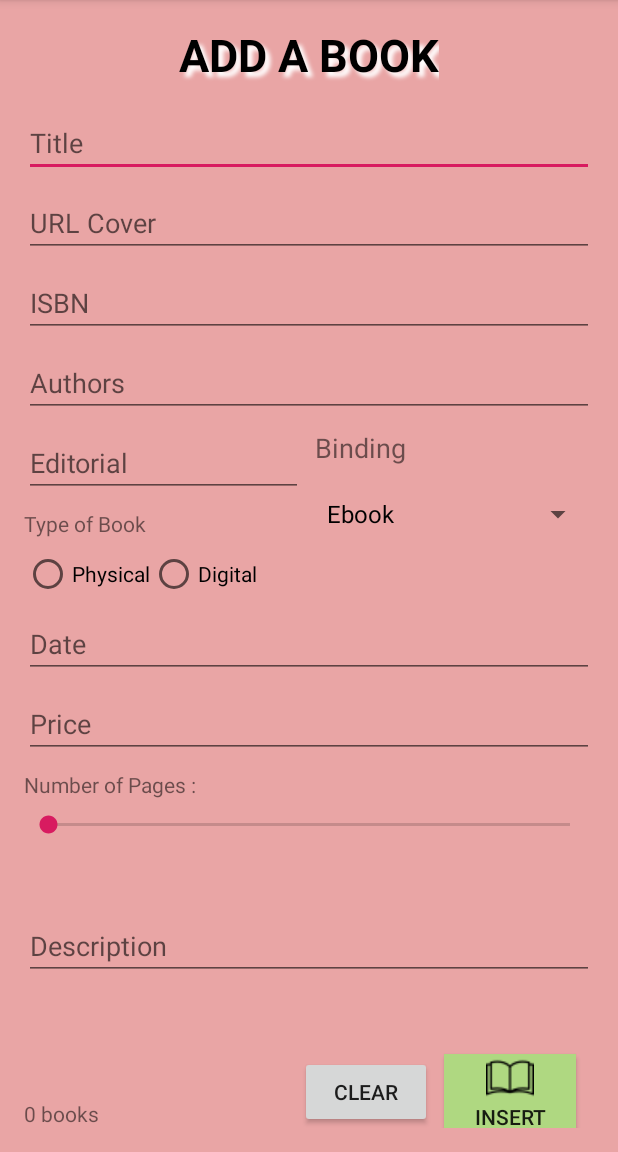
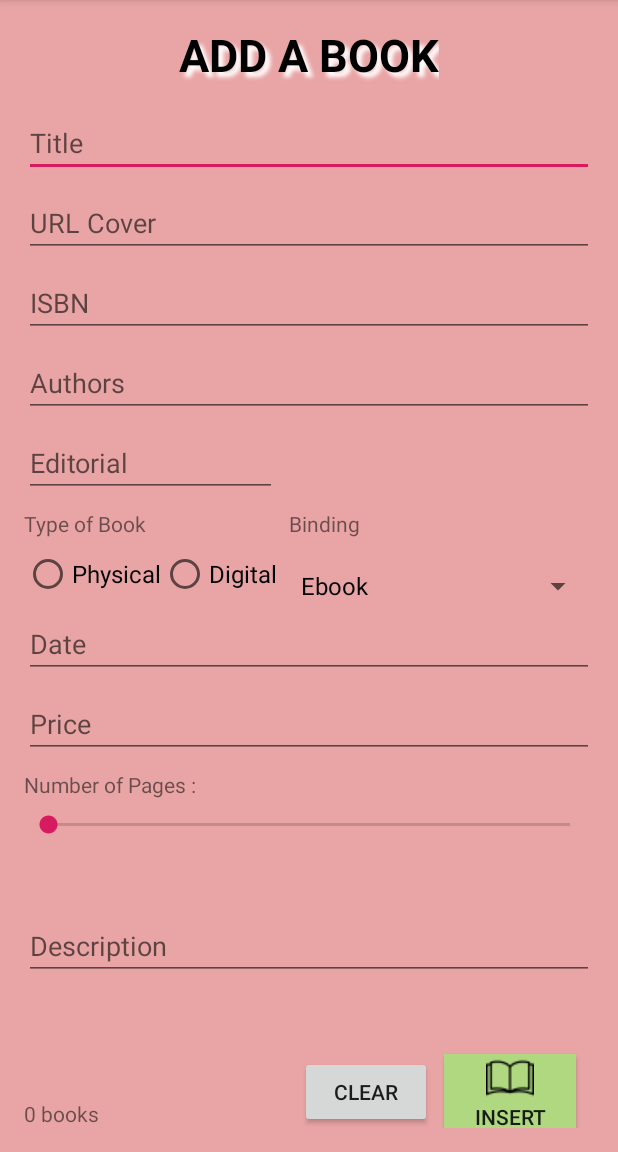
Before and after one commit to aizaguirreteb/Bookstore, an Android app: the screen it shows after launch (AddBookForm), on a phone screen of 412 x 824 dp, the part 84-1236 px from its top. Run offline under Robolectric (Android 15) with nearby library versions, the phone set to English and light mode, and no system bars; Roboto replaces fonts that are not available here.

Commit message:
Last Changes to Appearance

```diff
--- a/app/src/main/res/layout/activity_add_book_form.xml
+++ b/app/src/main/res/layout/activity_add_book_form.xml
@@ -151,6 +151,7 @@
             android:id="@+id/spinnerEditorial"
             android:layout_width="0dp"
             android:layout_height="wrap_content"
+            android:layout_marginTop="8dp"
             android:layout_marginEnd="8dp"
             android:completionHint="Select an editorial"
             android:completionThreshold="2"
@@ -160,7 +161,7 @@
             app:layout_constraintHorizontal_bias="0.5"
             app:layout_constraintHorizontal_chainStyle="spread_inside"
             app:layout_constraintStart_toStartOf="parent"
-            app:layout_constraintTop_toTopOf="@+id/textViewBinding" />
+            app:layout_constraintTop_toBottomOf="@+id/editTextAuthors" />
 
         <TextView
             android:id="@+id/textViewNumBooks"
@@ -175,21 +176,20 @@
             android:id="@+id/textViewBinding"
             android:layout_width="0dp"
             android:layout_height="wrap_content"
-            android:layout_marginTop="8dp"
             android:text="Binding"
-            android:textSize="18sp"
+            android:textSize="14sp"
+            app:layout_constraintBaseline_toBaselineOf="@+id/textViewType"
             app:layout_constraintEnd_toEndOf="parent"
-            app:layout_constraintStart_toStartOf="@+id/spinnerBinding"
-            app:layout_constraintTop_toBottomOf="@+id/editTextAuthors" />
+            app:layout_constraintStart_toStartOf="@+id/spinnerBinding" />
 
         <Spinner
             android:id="@+id/spinnerBinding"
             android:layout_width="0dp"
             android:layout_height="wrap_content"
+            android:layout_marginStart="8dp"
             android:layout_marginTop="8dp"
             app:layout_constraintEnd_toEndOf="parent"
-            app:layout_constraintHorizontal_bias="0.5"
-            app:layout_constraintStart_toEndOf="@+id/spinnerEditorial"
+            app:layout_constraintStart_toEndOf="@+id/radioGroup"
             app:layout_constraintTop_toBottomOf="@+id/textViewBinding" />
 
         <TextView
@@ -232,13 +232,15 @@
                 android:id="@+id/radioButtonFisico"
                 android:layout_width="match_parent"
                 android:layout_height="wrap_content"
-                android:text="Physical" />
+                android:text="Physical"
+                android:textSize="16sp" />
 
             <RadioButton
                 android:id="@+id/radioButtonDigital"
                 android:layout_width="match_parent"
                 android:layout_height="wrap_content"
-                android:text="Digital" />
+                android:text="Digital"
+                android:textSize="16sp" />
         </RadioGroup>
 
         <TextView
```
